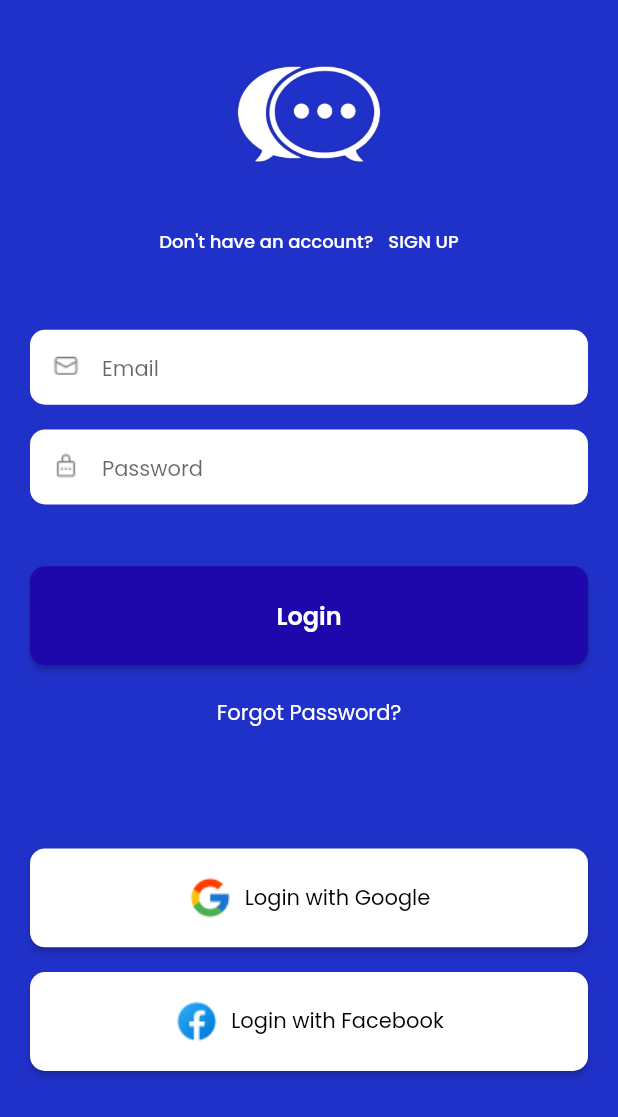
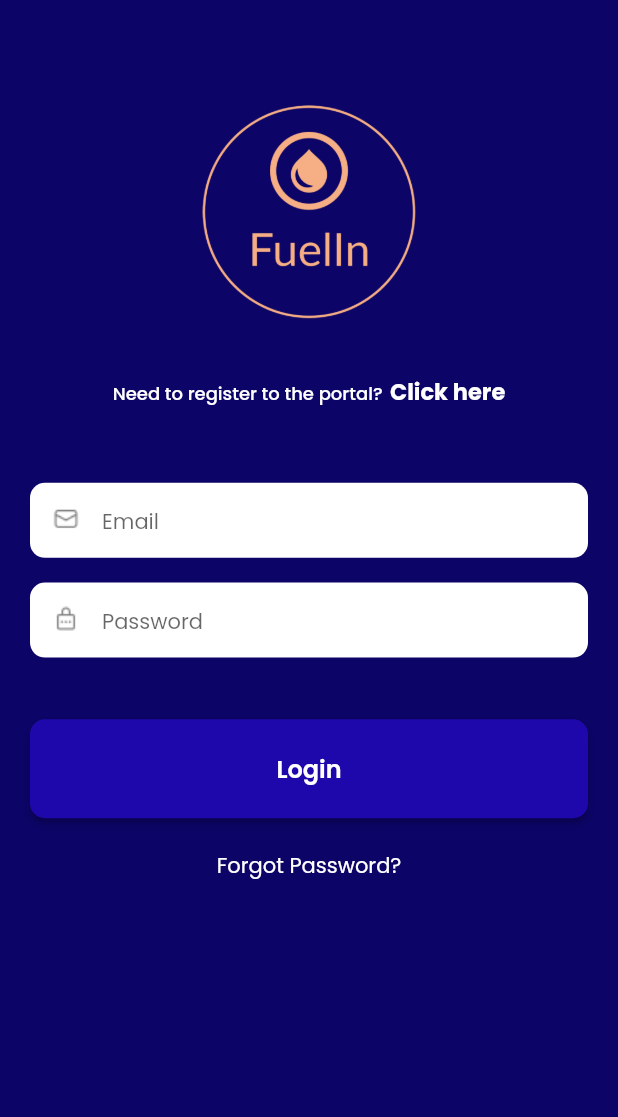
Before and after one commit to syborg2290/fuelin-android, a Flutter app: the screen it shows after launch, on a phone screen of 412 x 824 dp. Shown: the top 1117 px of the screen. Run offline on Flutter 3.47's test engine with Material 2 defaults, Android fonts, the phone set to English and light mode, and no system bars; our stand-ins replace get, google_fonts.

Commit message:
bit styling on initial screens

```diff
--- a/lib/constants/app_colors.dart
+++ b/lib/constants/app_colors.dart
@@ -2,7 +2,7 @@ import 'package:flutter/material.dart';
 
 class AppColors {
 
-  static const Color mainColor = Color(0xff2031C9);
+  static const Color mainColor = Color(0xff0c0466);
   static const Color primaryColor = Color(0xff1f08ab);
   static const Color whiteColor = Color(0xffFFFFFF);
   static const Color blackColor = Color(0xff000000);
--- a/lib/main.dart
+++ b/lib/main.dart
@@ -15,7 +15,7 @@ class MyApp extends StatelessWidget {
   Widget build(BuildContext context) {
     return GetMaterialApp(
       debugShowCheckedModeBanner: false,
-      title: 'Flutter UI',
+      title: 'FuelIn',
       theme: ThemeData(
         primarySwatch: Colors.blue,
       ),
--- a/lib/screens/forgot_password/forgot_password_screen.dart
+++ b/lib/screens/forgot_password/forgot_password_screen.dart
@@ -29,11 +29,11 @@ class ForgotPasswordScreen extends GetView<ForgotPassController> {
               /// app icon
               SizedBox(height: height * 0.05),
               Image.asset(AppIcons.appLogo,
-                height: 70,
+                height: 200,
               ),
 
               /// Don't Have an Account text
-              SizedBox(height: height * 0.05),
+              SizedBox(height: height * 0.01),
               RichText(
                 text: TextSpan(
                   children: [
--- a/lib/screens/login/login_screen.dart
+++ b/lib/screens/login/login_screen.dart
@@ -33,28 +33,28 @@ class LoginScreen extends GetView<LoginController> {
                 SizedBox(height: height * 0.05),
                 Image.asset(
                   AppIcons.appLogo,
-                  height: 70,
+                  height: 200,
                 ),
 
                 /// Don't Have an Account text
-                SizedBox(height: height * 0.05),
+                SizedBox(height: height * 0.01),
                 RichText(
                   text: TextSpan(
                     children: [
                       TextSpan(
-                        text: 'Don\'t have an account?',
+                        text: 'Need to register to the portal?',
                         style: GoogleFonts.poppins(
                           fontSize: 12.0,
                           fontWeight: FontWeight.w500,
                           color: AppColors.whiteColor,
                         ),
                       ),
-                      const WidgetSpan(child: SizedBox(width: 10.0)),
+                      const WidgetSpan(child: SizedBox(width: 5.0)),
                       TextSpan(
-                        text: 'SIGN UP',
+                        text: 'Click here',
                         style: GoogleFonts.poppins(
-                          fontSize: 12.0,
-                          fontWeight: FontWeight.w500,
+                          fontSize: 15.0,
+                          fontWeight: FontWeight.bold,
                           color: AppColors.whiteColor,
                         ),
                         recognizer: TapGestureRecognizer()
@@ -110,54 +110,6 @@ class LoginScreen extends GetView<LoginController> {
                     ),
                   ),
                 ),
-
-                /// login with Google button
-                SizedBox(height: height * 0.08),
-                CustomButton(
-                  onTap: () {},
-                  btnText: '',
-                  btnColor: AppColors.whiteColor,
-                  btnDataRow: Row(
-                    crossAxisAlignment: CrossAxisAlignment.center,
-                    mainAxisAlignment: MainAxisAlignment.center,
-                    children: [
-                      Image.asset(AppIcons.googleIcon),
-                      const SizedBox(width: 8.0),
-                      Text(
-                        'Login with Google',
-                        style: GoogleFonts.poppins(
-                          fontSize: 14.0,
-                          fontWeight: FontWeight.w400,
-                          color: AppColors.blackColor,
-                        ),
-                      ),
-                    ],
-                  ),
-                ),
-
-                /// login with facebook
-                SizedBox(height: height * 0.02),
-                CustomButton(
-                  onTap: () {},
-                  btnText: '',
-                  btnColor: AppColors.whiteColor,
-                  btnDataRow: Row(
-                    crossAxisAlignment: CrossAxisAlignment.center,
-                    mainAxisAlignment: MainAxisAlignment.center,
-                    children: [
-                      Image.asset(AppIcons.fbIcon),
-                      const SizedBox(width: 8.0),
-                      Text(
-                        'Login with Facebook',
-                        style: GoogleFonts.poppins(
-                          fontSize: 14.0,
-                          fontWeight: FontWeight.w400,
-                          color: AppColors.blackColor,
-                        ),
-                      ),
-                    ],
-                  ),
-                ),
               ],
             ),
           ),
```
Also changed, not shown: lib/screens/signup/signup_screen.dart (+7 -56 lines), assets/images/Asset 2 1.png.
